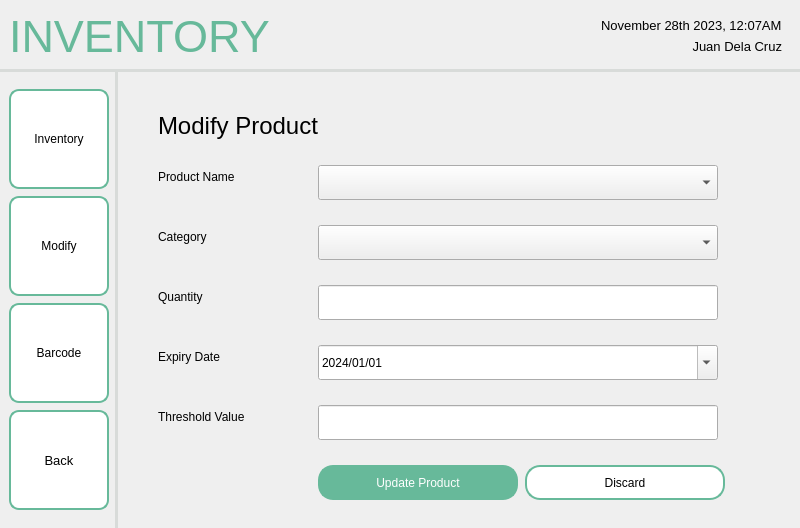
Qt form screens/ui/employee_ui/employee_inventory/inventory_Modify.ui (sehae/POS-with-Inventory-System) before a commit.
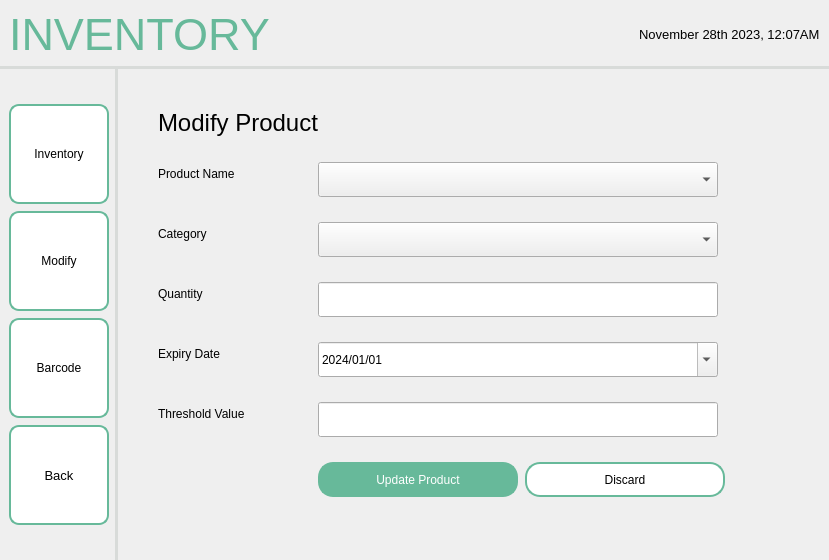
The same form after that commit. Icons and pictures are not drawn.

```diff
--- a/screens/ui/employee_ui/employee_inventory/inventory_Modify.ui
+++ b/screens/ui/employee_ui/employee_inventory/inventory_Modify.ui
@@ -6,8 +6,8 @@
    <rect>
     <x>0</x>
     <y>0</y>
-    <width>800</width>
-    <height>528</height>
+    <width>829</width>
+    <height>560</height>
    </rect>
   </property>
   <property name="windowTitle">
@@ -317,9 +317,6 @@
            </spacer>
           </item>
           <item>
-           <widget class="QFrame" name="frame_2">
-            <layout class="QVBoxLayout" name="verticalLayout">
-             <item>
               <widget class="QLabel" name="label_2">
                <property name="font">
                 <font>
@@ -334,29 +331,6 @@
                <property name="text">
                 <string>November 28th 2023, 12:07AM</string>
                </property>
-              </widget>
-             </item>
-             <item>
-              <widget class="QLabel" name="label_3">
-               <property name="font">
-                <font>
-                 <pointsize>10</pointsize>
-                </font>
-               </property>
-               <property name="styleSheet">
-                <string notr="true">QLabel {
-    color: black;
-}</string>
-               </property>
-               <property name="text">
-                <string>Juan Dela Cruz</string>
-               </property>
-               <property name="alignment">
-                <set>Qt::AlignRight|Qt::AlignTrailing|Qt::AlignVCenter</set>
-               </property>
-              </widget>
-             </item>
-            </layout>
            </widget>
           </item>
          </layout>
```
Lines whose indentation alone changed are shown as unchanged.
